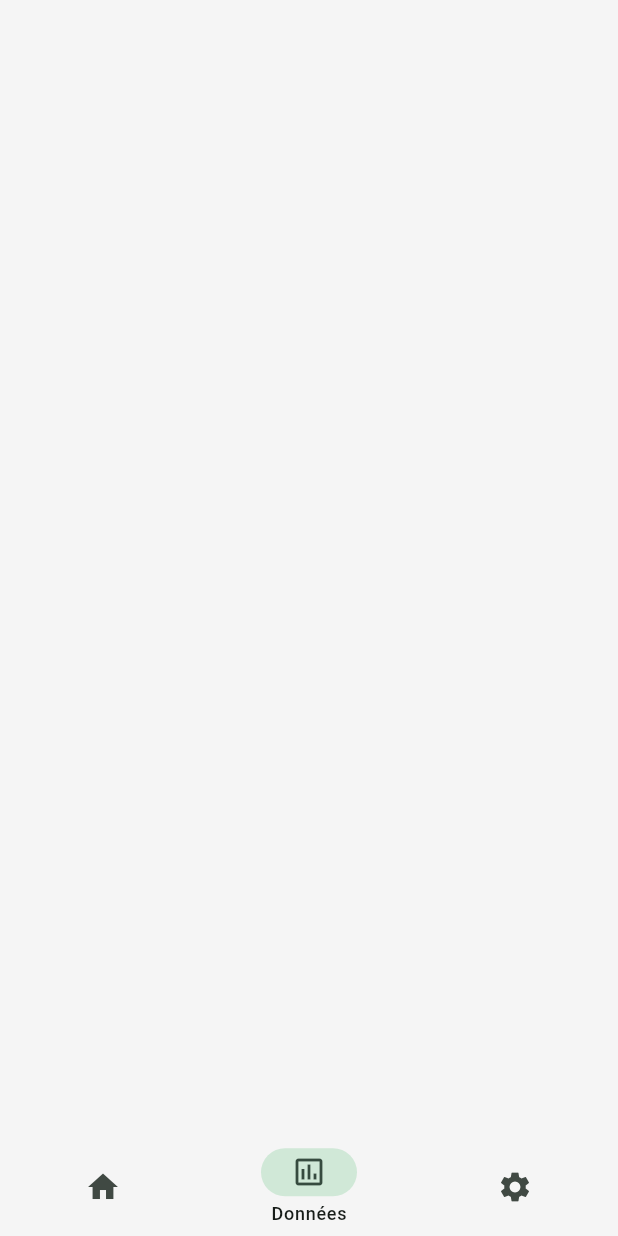
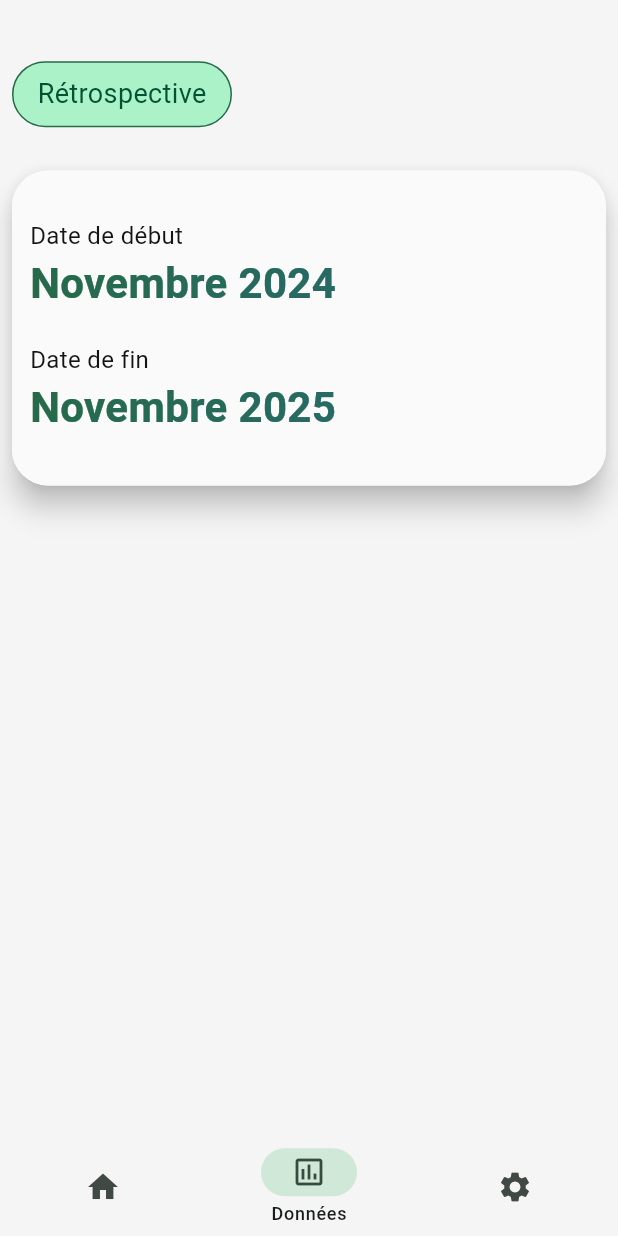
Before and after one commit to SylaneCpn/pense, a Flutter app: the screen it shows after launch, item 2 of the bottom bar chosen, on a phone screen of 412 x 824 dp. Run offline on Flutter 3.47's test engine with Material 3 defaults, Android fonts, the phone set to English and light mode, and no system bars; drawn by our look-alikes of dynamic_color; our stand-ins replace fl_chart.

Commit message:
data page update

```diff
--- a/lib/ui/data_page/data_page.dart
+++ b/lib/ui/data_page/data_page.dart
@@ -1,18 +1,53 @@
 import 'package:flutter/material.dart';
 import 'package:pense/logic/month.dart';
+import 'package:pense/ui/data_page/retrospect.dart';
+import 'package:pense/ui/utils/chip_selector.dart';
 
-class DataPage extends StatelessWidget{
+class DataPage extends StatefulWidget {
   final Month month;
   final int year;
-  final void Function(Month , int)? setMonthCallBack;
-  const DataPage({super.key , required this.month , required this.year , this.setMonthCallBack});
+  final void Function(Month, int)? setMonthCallBack;
+  const DataPage({
+    super.key,
+    required this.month,
+    required this.year,
+    this.setMonthCallBack,
+  });
 
+  @override
+  State<DataPage> createState() => _DataPageState();
+}
+
+class _DataPageState extends State<DataPage> {
+  late List<(String, Widget)> modes = [
+    ("Rétrospective", Retrospect(initMonth: widget.month, initYear: widget.year)),
+  ];
+  int _selectedIndex = 0;
+
+  void _setSelectedIndex(int newIndex) {
+    setState(() {
+      _selectedIndex = newIndex;
+    });
+  }
 
   @override
   Widget build(BuildContext context) {
     return SingleChildScrollView(
       child: Column(
+        spacing: 20.8,
+        children: [
+          SizedBox(height: 20.0,),
+          Padding(
+            padding: const EdgeInsets.only(left : 8.0),
+            child: ChipSelector(
+              selectedIndex: _selectedIndex,
+              setSelectedIndexCallBack: _setSelectedIndex,
+              labels: modes.map((m) => m.$1).toList(),
+            ),
+          ),
 
+          modes[_selectedIndex].$2,
+        ],
       ),
     );
   }
--- /dev/null
+++ b/lib/ui/data_page/retrospect.dart
@@ -0,0 +1,207 @@
+
+import 'package:flutter/material.dart';
+import 'package:pense/logic/app_state.dart';
+import 'package:pense/logic/month.dart';
+import 'package:pense/ui/utils/date_selector.dart';
+import 'package:pense/ui/utils/elevated_container.dart';
+import 'package:pense/ui/utils/gradient_title.dart';
+import 'package:pense/ui/utils/port_view.dart';
+import 'package:provider/provider.dart';
+
+class Retrospect extends StatefulWidget {
+  final Month initMonth;
+  final int initYear;
+  const Retrospect({
+    super.key,
+    required this.initMonth,
+    required this.initYear,
+  });
+
+  @override
+  State<Retrospect> createState() => _RetrospectState();
+}
+
+class _RetrospectState extends State<Retrospect> {
+  late Month beginMonth = widget.initMonth;
+  late int beginYear = widget.initYear - 1;
+  late Month endMonth = widget.initMonth;
+  late int endYear = widget.initYear;
+
+  void setBeginDate(Month month, int year) {
+    setState(() {
+      beginMonth = month;
+      beginYear = year;
+    });
+  }
+
+  void setEndDate(Month month, int year) {
+    setState(() {
+      endMonth = month;
+      endYear = year;
+    });
+  }
+
+  @override
+  Widget build(BuildContext context) {
+    final appState = context.watch<AppState>();
+    const hPadding = 32.0;
+    const vPadding = 12.0;
+    return Column(
+      children: [
+        Padding(
+          padding: const EdgeInsets.all(8.0),
+          child: ElevatedContainer(
+            decoration: BoxDecoration(
+              color: appState.lessContrastBackgroundColor(),
+            ),
+            borderRadius: BorderRadius.circular(24.0),
+            child: Padding(
+              padding: const EdgeInsets.only(
+                left: vPadding,
+                right: vPadding,
+                top: hPadding,
+                bottom: hPadding,
+              ),
+              child: DateRange(
+                beginMonth: beginMonth,
+                beginYear: beginYear,
+                endMonth: endMonth,
+                endYear: endYear,
+                setBeginDateCallBack: setBeginDate,
+                setEndDateCallBack: setEndDate,
+              ),
+            ),
+          ),
+        ),
+      ],
+    );
+  }
+}
+
+class DateRange extends StatelessWidget {
+  final Month beginMonth;
+  final int beginYear;
+  final Month endMonth;
+  final int endYear;
+  final void Function(Month, int) setBeginDateCallBack;
+  final void Function(Month, int) setEndDateCallBack;
+
+  const DateRange({
+    super.key,
+    required this.beginMonth,
+    required this.beginYear,
+    required this.endMonth,
+    required this.endYear,
+    required this.setBeginDateCallBack,
+    required this.setEndDateCallBack,
+  });
+
+  @override
+  Widget build(BuildContext context) {
+    return LayoutBuilder(
+      builder: (context, constraints) {
+        final isLayoutVertical = constraints.maxWidth < 450;
+        final children = [
+          isLayoutVertical
+              ? Align(
+                  alignment: Alignment.centerLeft,
+                  child: DateRangeElement(
+                    alignment: Alignment.centerLeft,
+                    selectedMonth: beginMonth,
+                    selectedYear: beginYear,
+                    setDateCallBack: setBeginDateCallBack,
+                    isBegin: true,
+                  ),
+                )
+              : DateRangeElement(
+                  selectedMonth: beginMonth,
+                  selectedYear: beginYear,
+                  setDateCallBack: setBeginDateCallBack,
+                  isBegin: true,
+                ),
+          isLayoutVertical
+              ? Align(
+                  alignment: Alignment.centerLeft,
+                  child: DateRangeElement(
+                    alignment: isLayoutVertical
+                        ? Alignment.centerLeft
+                        : Alignment.center,
+                    selectedMonth: endMonth,
+                    selectedYear: endYear,
+                    setDateCallBack: setEndDateCallBack,
+                    isBegin: false,
+                  ),
+                )
+              : DateRangeElement(
+                  alignment: Alignment.centerLeft,
+                  selectedMonth: endMonth,
+                  selectedYear: endYear,
+                  setDateCallBack: setEndDateCallBack,
+                  isBegin: false,
+                ),
+        ];
+        return isLayoutVertical
+            ? Column(spacing: 20.0, children: children)
+            : Row(
+                mainAxisAlignment: MainAxisAlignment.spaceAround,
+                children: children,
+              );
+      },
+    );
+  }
+}
+
+class DateRangeElement extends StatelessWidget {
+  final bool isBegin;
+  final Month selectedMonth;
+  final int selectedYear;
+  final Alignment alignment;
+  final void Function(Month, int) setDateCallBack;
+
+  const DateRangeElement({
+    super.key,
+    required this.selectedMonth,
+    required this.selectedYear,
+    required this.setDateCallBack,
+    this.isBegin = true,
+    this.alignment = Alignment.center,
+  });
+
+  @override
+  Widget build(BuildContext context) {
+    final appState = context.watch<AppState>();
+    return GestureDetector(
+      onTap: () => showDialog(
+        context: context,
+        builder: (context) => DateSelector(
+          setDateCallBack: setDateCallBack,
+          initMonth: selectedMonth,
+          initYear: selectedYear,
+        ),
+      ),
+      child: Column(
+        children: [
+          Align(
+            alignment: alignment,
+            child: Text(
+              style: TextStyle(
+                color: appState.onLessContrastBackgroundColor(),
+                fontSize: PortView.slightlyBiggerRegularTextSize(
+                  MediaQuery.widthOf(context),
+                ),
+              ),
+              isBegin ? "Date de début" : "Date de fin",
+            ),
+          ),
+
+          Align(
+            alignment: alignment,
+            child: GradientTitle(
+              label: "${selectedMonth.toStringFr()} $selectedYear",
+            ),
+          ),
+        ],
+      ),
+    );
+  }
+}
--- a/lib/ui/main_page/categories_widget.dart
+++ b/lib/ui/main_page/categories_widget.dart
@@ -9,7 +9,7 @@ import 'package:pense/logic/utils.dart';
 import 'package:pense/ui/main_page/add_category_widget.dart';
 import 'package:pense/ui/main_page/categories_pie_chart.dart';
 import 'package:pense/ui/utils/elevated_container.dart';
-import 'package:pense/ui/utils/gradientify.dart';
+import 'package:pense/ui/utils/gradient_title.dart';
 import 'package:pense/ui/utils/port_view.dart';
 import 'package:pense/ui/main_page/sources_widget.dart';
 import 'package:pense/ui/utils/accordion.dart';
@@ -76,21 +76,7 @@ class CategoriesWidget extends StatelessWidget {
         child: WithTitle(
           title: Padding(
             padding: const EdgeInsetsGeometry.only(left: 10.0, top: 20.0),
-            child: Gradientify(
-              gradient: LinearGradient(
-                colors: [labelColor, gradientPairColor(labelColor)],
-              ),
-              child: Text(
-                style: TextStyle(
-                  fontWeight: FontWeight.bold,
-                  color: Colors.white,
-                  fontSize: PortView.doubleRegularTextSize(
-                    MediaQuery.sizeOf(context).width,
-                  ),
-                ),
-                label,
-              ),
-            ),
+            child: GradientTitle(label: label),
           ),
 
           child: Column(
--- /dev/null
+++ b/lib/ui/utils/chip_selector.dart
@@ -0,0 +1,42 @@
+import 'package:flutter/material.dart';
+import 'package:collection/collection.dart';
+import 'package:pense/ui/utils/labeled_box.dart';
+import 'package:pense/ui/utils/port_view.dart';
+
+class ChipSelector extends StatelessWidget {
+  final int selectedIndex;
+  final void Function(int) setSelectedIndexCallBack;
+  final List<String> labels;
+  const ChipSelector({
+    super.key,
+    required this.selectedIndex,
+    required this.setSelectedIndexCallBack,
+    required this.labels,
+  });
+
+  @override
+  Widget build(BuildContext context) {
+    return Align(
+      alignment: Alignment.centerLeft,
+      child: SingleChildScrollView(
+        scrollDirection: Axis.horizontal,
+        child: Row(
+          spacing: 8.0,
+          children: labels
+              .mapIndexed(
+                (index, label) => GestureDetector(
+                  onTap: () => setSelectedIndexCallBack(index),
+                  child: LabeledBox(
+                    padding: const EdgeInsets.fromLTRB(16.0, 8.0, 16.0, 8.0),
+                    fontSize: PortView.biggerRegularTextSize(MediaQuery.widthOf(context)),
+                    label: label,
+                    isSelected: index == selectedIndex,
+                  ),
+                ),
+              )
+              .toList(),
+        ),
+      ),
+    );
+  }
+}
--- /dev/null
+++ b/lib/ui/utils/gradient_title.dart
@@ -0,0 +1,33 @@
+import 'package:flutter/material.dart';
+import 'package:pense/logic/app_state.dart';
+import 'package:pense/logic/utils.dart';
+import 'package:pense/ui/utils/gradientify.dart';
+import 'package:pense/ui/utils/port_view.dart';
+import 'package:provider/provider.dart';
+
+class GradientTitle extends StatelessWidget{
+  final String label;
+
+  const GradientTitle({super.key, required this.label});
+
+  @override
+  Widget build(BuildContext context) {
+    final appState = context.watch<AppState>();
+    final labelColor = appState.primaryColor(context);
+    return Gradientify(
+              gradient: LinearGradient(
+                colors: [labelColor, gradientPairColor(labelColor)],
+              ),
+              child: Text(
+                style: TextStyle(
+                  fontWeight: FontWeight.bold,
+                  color: Colors.white,
+                  fontSize: PortView.doubleRegularTextSize(
+                    MediaQuery.sizeOf(context).width,
+                  ),
+                ),
+                label,
+              ),
+            );
+  }
+}
--- a/lib/ui/utils/labeled_box.dart
+++ b/lib/ui/utils/labeled_box.dart
@@ -6,6 +6,7 @@ import 'package:provider/provider.dart';
 class LabeledBox extends StatelessWidget {
   final bool isSelected;
   final EdgeInsetsGeometry? padding;
+  final double? fontSize;
   final bool isDesactivated;
   final String label;
   const LabeledBox({
@@ -13,7 +14,8 @@ class LabeledBox extends StatelessWidget {
     required this.label,
     this.isSelected = false,
     this.isDesactivated = false,
-    this.padding
+    this.padding,
+    this.fontSize
   });
 
   TextStyle style(BuildContext context, AppState appState, bool isSelected) {
@@ -23,7 +25,7 @@ class LabeledBox extends StatelessWidget {
           : isSelected
           ? appState.onPrimaryContainer(context)
           : appState.onLessContrastBackgroundColor(),
-      fontSize: PortView.slightlyBiggerRegularTextSize(
+      fontSize: fontSize ?? PortView.slightlyBiggerRegularTextSize(
         MediaQuery.widthOf(context),
       ),
     );
```
Also changed, not shown: lib/ui/utils/default_text.dart (+18 -4 lines).
